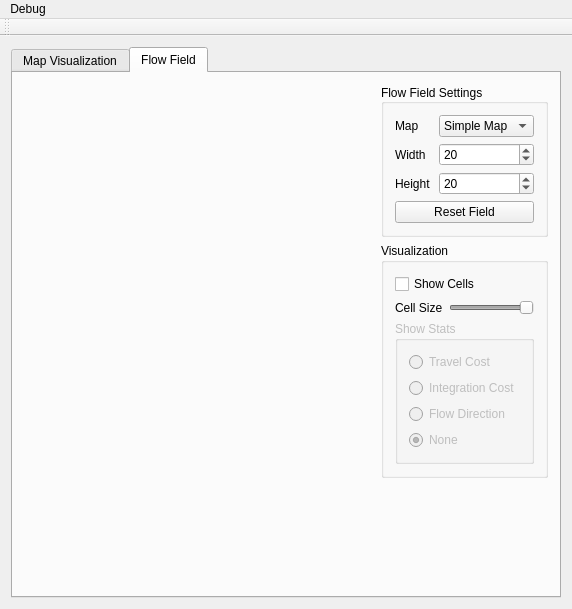
Qt form src/mainwindow.ui (chFleschutz/simulation-and-data-visualization) before a commit.
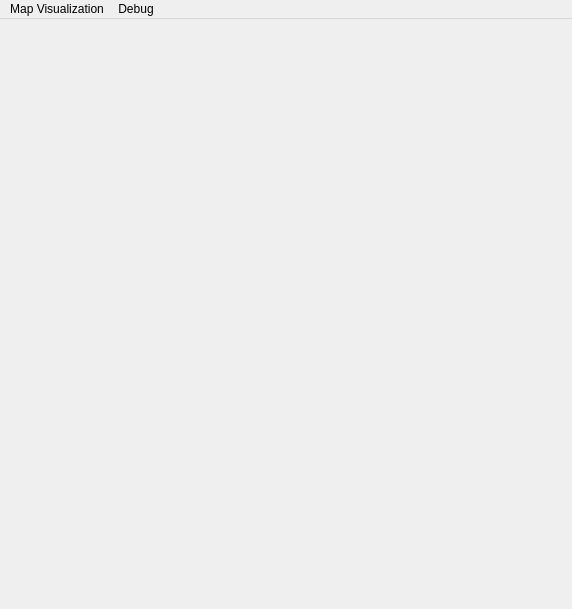
The same form after that commit. Icons and pictures are not drawn. Custom widgets are drawn as their Qt base class.

Commit message: Refactor widget usage in mainwindow

What changed in the file:
```diff
--- a/src/mainwindow.ui
+++ b/src/mainwindow.ui
@@ -18,259 +18,7 @@
     <normaloff>:/assets/images/favicon.ico</normaloff>:/assets/images/favicon.ico</iconset>
   </property>
   <widget class="QWidget" name="centralWidget">
-   <layout class="QVBoxLayout" name="verticalLayout">
-    <item>
-     <widget class="QTabWidget" name="tabWidget">
-      <property name="currentIndex">
-       <number>1</number>
-      </property>
-      <widget class="QWidget" name="mapVisTab">
-       <attribute name="title">
-        <string>Map Visualization</string>
-       </attribute>
-       <layout class="QHBoxLayout" name="horizontalLayout_2">
-        <item>
-         <widget class="MapVisualization" name="mapVis" native="true"/>
-        </item>
-       </layout>
-      </widget>
-      <widget class="QWidget" name="flowFieldTab">
-       <attribute name="title">
-        <string>Flow Field</string>
-       </attribute>
-       <layout class="QHBoxLayout" name="horizontalLayout" stretch="0,0">
-        <item>
-         <widget class="FlowFieldWidget" name="flowFieldWidget" native="true">
-          <property name="sizePolicy">
-           <sizepolicy hsizetype="Preferred" vsizetype="Preferred">
-            <horstretch>0</horstretch>
-            <verstretch>0</verstretch>
-           </sizepolicy>
-          </property>
-         </widget>
-        </item>
-        <item>
-         <widget class="QWidget" name="settings" native="true">
-          <property name="sizePolicy">
-           <sizepolicy hsizetype="Maximum" vsizetype="Preferred">
-            <horstretch>0</horstretch>
-            <verstretch>0</verstretch>
-           </sizepolicy>
-          </property>
-          <layout class="QVBoxLayout" name="verticalLayout_3">
-           <property name="spacing">
-            <number>6</number>
-           </property>
-           <property name="leftMargin">
-            <number>0</number>
-           </property>
-           <property name="topMargin">
-            <number>0</number>
-           </property>
-           <property name="rightMargin">
-            <number>0</number>
-           </property>
-           <property name="bottomMargin">
-            <number>0</number>
-           </property>
-           <item>
-            <widget class="QGroupBox" name="flowFieldSettings">
-             <property name="sizePolicy">
-              <sizepolicy hsizetype="Preferred" vsizetype="Preferred">
-               <horstretch>0</horstretch>
-               <verstretch>0</verstretch>
-              </sizepolicy>
-             </property>
-             <property name="title">
-              <string>Flow Field Settings</string>
-             </property>
-             <property name="alignment">
-              <set>Qt::AlignLeading|Qt::AlignLeft|Qt::AlignVCenter</set>
-             </property>
-             <layout class="QVBoxLayout" name="verticalLayout_2">
-              <item>
-               <layout class="QGridLayout" name="gridLayout">
-                <item row="0" column="0">
-                 <widget class="QLabel" name="label_map">
-                  <property name="text">
-                   <string>Map</string>
-                  </property>
-                 </widget>
-                </item>
-                <item row="1" column="0">
-                 <widget class="QLabel" name="label_width">
-                  <property name="text">
-                   <string>Width</string>
-                  </property>
-                 </widget>
-                </item>
-                <item row="2" column="0">
-                 <widget class="QLabel" name="label_height">
-                  <property name="text">
-                   <string>Height</string>
-                  </property>
-                 </widget>
-                </item>
-                <item row="2" column="1">
-                 <widget class="QSpinBox" name="fieldHeight">
-                  <property name="minimum">
-                   <number>10</number>
-                  </property>
-                  <property name="maximum">
-                   <number>150</number>
-                  </property>
-                  <property name="singleStep">
-                   <number>10</number>
-                  </property>
-                  <property name="value">
-                   <number>20</number>
-                  </property>
-                 </widget>
-                </item>
-                <item row="0" column="1">
-                 <widget class="QComboBox" name="mapSelect">
-                  <item>
-                   <property name="text">
-                    <string>Simple Map</string>
-                   </property>
-                  </item>
-                 </widget>
-                </item>
-                <item row="1" column="1">
-                 <widget class="QSpinBox" name="fieldWidth">
-                  <property name="minimum">
-                   <number>10</number>
-                  </property>
-                  <property name="maximum">
-                   <number>150</number>
-                  </property>
-                  <property name="singleStep">
-                   <number>10</number>
-                  </property>
-                  <property name="value">
-                   <number>20</number>
-                  </property>
-                 </widget>
-                </item>
-               </layout>
-              </item>
-              <item>
-               <widget class="QPushButton" name="resetField">
-                <property name="text">
-                 <string>Reset Field</string>
-                </property>
-               </widget>
-              </item>
-             </layout>
-            </widget>
-           </item>
-           <item>
-            <widget class="QGroupBox" name="Visualization">
-             <property name="title">
-              <string>Visualization</string>
-             </property>
-             <layout class="QVBoxLayout" name="verticalLayout_4">
-              <item>
-               <widget class="QCheckBox" name="showCells">
-                <property name="text">
-                 <string>Show Cells</string>
-                </property>
-               </widget>
-              </item>
-              <item>
-               <layout class="QGridLayout" name="gridLayout_2">
-                <item row="1" column="0">
-                 <widget class="QLabel" name="label_cellSize">
-                  <property name="text">
-                   <string>Cell Size</string>
-                  </property>
-                 </widget>
-                </item>
-                <item row="1" column="1">
-                 <widget class="QSlider" name="cellSizeSlider">
-                  <property name="enabled">
-                   <bool>false</bool>
-                  </property>
-                  <property name="maximum">
-                   <number>100</number>
-                  </property>
-                  <property name="value">
-                   <number>100</number>
-                  </property>
-                  <property name="orientation">
-                   <enum>Qt::Horizontal</enum>
-                  </property>
-                 </widget>
-                </item>
-               </layout>
-              </item>
-              <item>
-               <widget class="QGroupBox" name="statsGroup">
-                <property name="enabled">
-                 <bool>false</bool>
-                </property>
-                <property name="title">
-                 <string>Show Stats</string>
-                </property>
-                <layout class="QVBoxLayout" name="verticalLayout_5">
-                 <item>
-                  <widget class="QRadioButton" name="showTravelCost">
-                   <property name="text">
-                    <string>Travel Cost</string>
-                   </property>
-                  </widget>
-                 </item>
-                 <item>
-                  <widget class="QRadioButton" name="showIntegrationCost">
-                   <property name="text">
-                    <string>Integration Cost</string>
-                   </property>
-                  </widget>
-                 </item>
-                 <item>
-                  <widget class="QRadioButton" name="showFlowDirection">
-                   <property name="text">
-                    <string>Flow Direction</string>
-                   </property>
-                  </widget>
-                 </item>
-                 <item>
-                  <widget class="QRadioButton" name="showNone">
-                   <property name="text">
-                    <string>None</string>
-                   </property>
-                   <property name="checked">
-                    <bool>true</bool>
-                   </property>
-                  </widget>
-                 </item>
-                </layout>
-               </widget>
-              </item>
-             </layout>
-            </widget>
-           </item>
-           <item>
-            <spacer name="verticalSpacer">
-             <property name="orientation">
-              <enum>Qt::Vertical</enum>
-             </property>
-             <property name="sizeHint" stdset="0">
-              <size>
-               <width>20</width>
-               <height>40</height>
-              </size>
-             </property>
-            </spacer>
-           </item>
-          </layout>
-         </widget>
-        </item>
-       </layout>
-      </widget>
-     </widget>
-    </item>
-   </layout>
+   <layout class="QVBoxLayout" name="verticalLayout"/>
   </widget>
   <widget class="QMenuBar" name="menuBar">
    <property name="geometry">
@@ -287,16 +35,15 @@
     </property>
     <addaction name="actionShowDebugOutput"/>
    </widget>
+   <widget class="QMenu" name="menuMap_Visualization">
+    <property name="title">
+     <string>Map Visualization</string>
+    </property>
+    <addaction name="actionMap"/>
+   </widget>
+   <addaction name="menuMap_Visualization"/>
    <addaction name="menuDebug"/>
   </widget>
-  <widget class="QToolBar" name="mainToolBar">
-   <attribute name="toolBarArea">
-    <enum>TopToolBarArea</enum>
-   </attribute>
-   <attribute name="toolBarBreak">
-    <bool>false</bool>
-   </attribute>
-  </widget>
   <action name="actionShow_Output">
    <property name="text">
     <string>Show Output</string>
@@ -309,32 +56,6 @@
   </action>
  </widget>
  <layoutdefault spacing="6" margin="11"/>
- <customwidgets>
-  <customwidget>
-   <class>MapVisualization</class>
-   <extends>QWidget</extends>
-   <header>mapvisualization/mapvisualization.h</header>
-   <container>1</container>
-  </customwidget>
-  <customwidget>
-   <class>FlowFieldWidget</class>
-   <extends>QWidget</extends>
-   <header>flowfield/flowfieldwidget.h</header>
-   <container>1</container>
-   <slots>
-    <slot>onChangeFlowFieldWidth(int)</slot>
-    <slot>onChangeFlowFieldHeight(int)</slot>
-    <slot>onShowCells(bool)</slot>
-    <slot>onSetCellSize(int)</slot>
-    <slot>onSetMap(int)</slot>
-    <slot>onShowTravelCosts()</slot>
-    <slot>onShowIntegrationCosts()</slot>
-    <slot>onHideCosts()</slot>
-    <slot>onResetField()</slot>
-    <slot>onShowFlowDirection()</slot>
-   </slots>
-  </customwidget>
- </customwidgets>
  <resources>
   <include location="../ressources.qrc"/>
  </resources>
```
Left out of the diff: 198 changed lines with no effect on the pictures. The commit also changes 4 other files.
